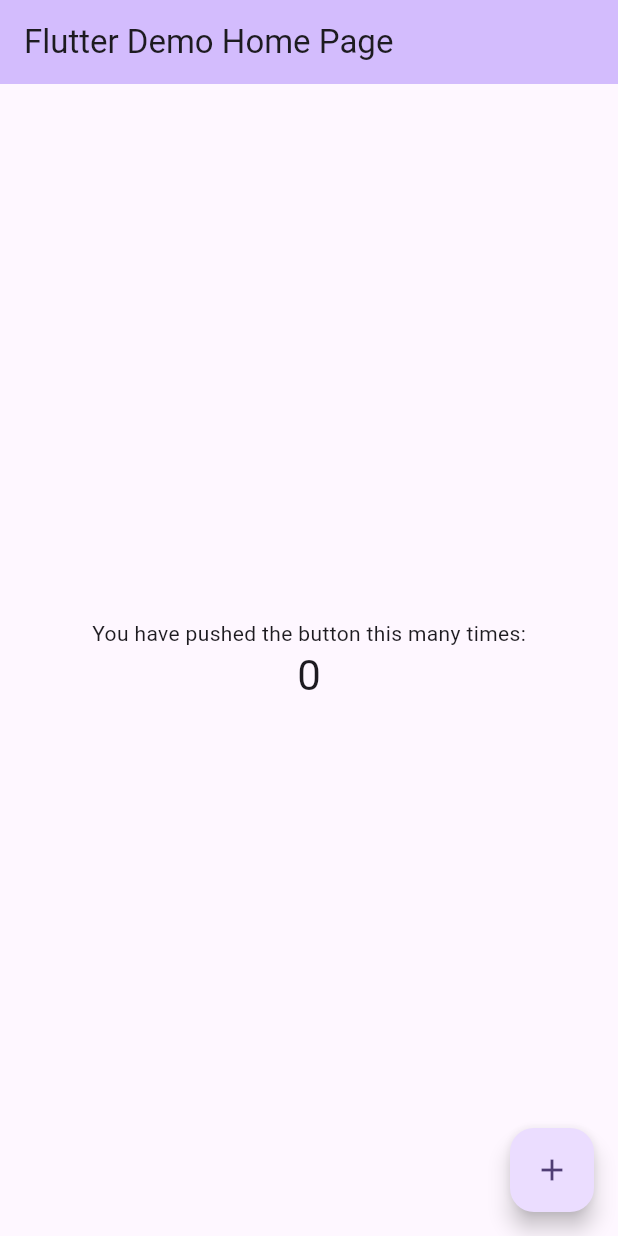
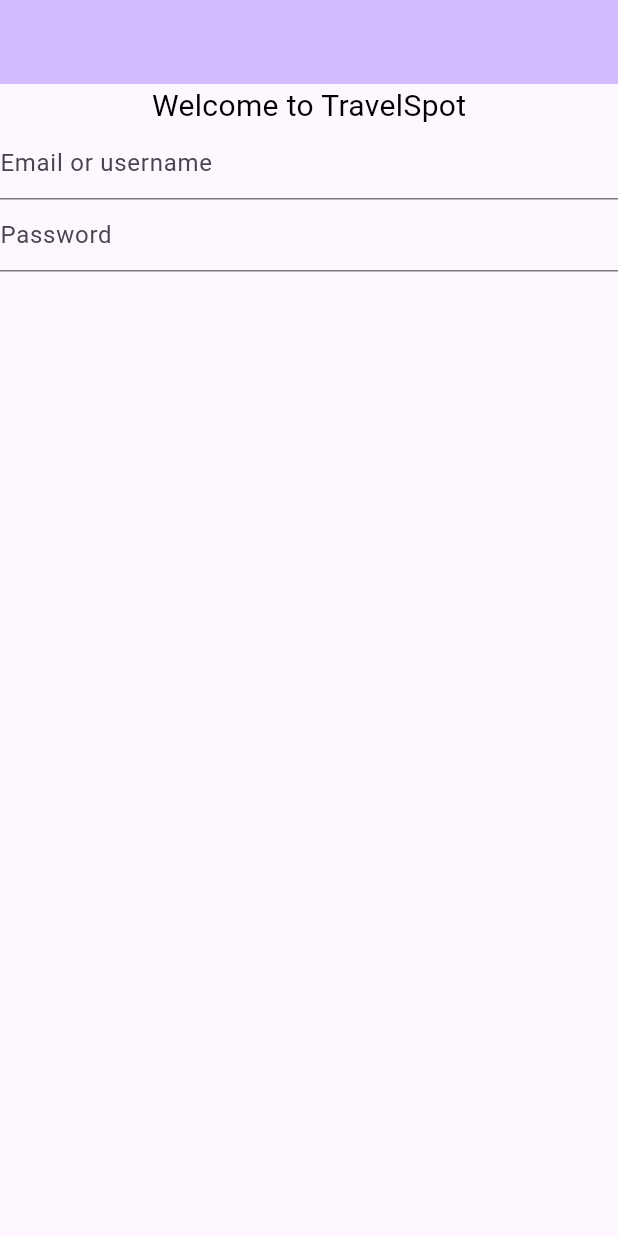
Before and after one commit to kyrylo-pylinskyi/TravelSpot, a Flutter app: the screen it shows after launch, on a phone screen of 412 x 824 dp. Run offline on Flutter 3.47's test engine with Material 2 defaults, Android fonts, the light colour scheme and no system bars.

Commit message:
Added login input fields placeholders

```diff
--- /dev/null
+++ b/App/lib/consts.dart
@@ -0,0 +1,7 @@
+import "package:flutter/material.dart";
+
+const titleStyle = TextStyle(
+  color: Colors.black,
+  fontSize: 22,
+  fontWeight: FontWeight.w500
+);
--- a/App/lib/main.dart
+++ b/App/lib/main.dart
@@ -1,4 +1,5 @@
 import 'package:flutter/material.dart';
+import 'package:travelspot/consts.dart';
 
 void main() {
   runApp(const MyApp());
@@ -7,47 +8,21 @@
 class MyApp extends StatelessWidget {
   const MyApp({super.key});
 
-  // This widget is the root of your application.
   @override
   Widget build(BuildContext context) {
     return MaterialApp(
-      title: 'Flutter Demo',
+      title: 'TravelSpot',
       theme: ThemeData(
-        // This is the theme of your application.
-        //
-        // TRY THIS: Try running your application with "flutter run". You'll see
-        // the application has a blue toolbar. Then, without quitting the app,
-        // try changing the seedColor in the colorScheme below to Colors.green
-        // and then invoke "hot reload" (save your changes or press the "hot
-        // reload" button in a Flutter-supported IDE, or press "r" if you used
-        // the command line to start the app).
-        //
-        // Notice that the counter didn't reset back to zero; the application
-        // state is not lost during the reload. To reset the state, use hot
-        // restart instead.
-        //
-        // This works for code too, not just values: Most code changes can be
-        // tested with just a hot reload.
         colorScheme: ColorScheme.fromSeed(seedColor: Colors.deepPurple),
         useMaterial3: true,
       ),
-      home: const MyHomePage(title: 'Flutter Demo Home Page'),
+      home: const MyHomePage(title: 'TravelSpot'),
     );
   }
 }
 
 class MyHomePage extends StatefulWidget {
   const MyHomePage({super.key, required this.title});
-
-  // This widget is the home page of your application. It is stateful, meaning
-  // that it has a State object (defined below) that contains fields that affect
-  // how it looks.
-
-  // This class is the configuration for the state. It holds the values (in this
-  // case the title) provided by the parent (in this case the App widget) and
-  // used by the build method of the State. Fields in a Widget subclass are
-  // always marked "final".
-
   final String title;
 
   @override
@@ -55,71 +30,36 @@
 }
 
 class _MyHomePageState extends State<MyHomePage> {
-  int _counter = 0;
-
-  void _incrementCounter() {
-    setState(() {
-      // This call to setState tells the Flutter framework that something has
-      // changed in this State, which causes it to rerun the build method below
-      // so that the display can reflect the updated values. If we changed
-      // _counter without calling setState(), then the build method would not be
-      // called again, and so nothing would appear to happen.
-      _counter++;
-    });
-  }
 
   @override
   Widget build(BuildContext context) {
-    // This method is rerun every time setState is called, for instance as done
-    // by the _incrementCounter method above.
-    //
-    // The Flutter framework has been optimized to make rerunning build methods
-    // fast, so that you can just rebuild anything that needs updating rather
-    // than having to individually change instances of widgets.
+
     return Scaffold(
       appBar: AppBar(
-        // TRY THIS: Try changing the color here to a specific color (to
-        // Colors.amber, perhaps?) and trigger a hot reload to see the AppBar
-        // change color while the other colors stay the same.
         backgroundColor: Theme.of(context).colorScheme.inversePrimary,
-        // Here we take the value from the MyHomePage object that was created by
-        // the App.build method, and use it to set our appbar title.
-        title: Text(widget.title),
       ),
-      body: Center(
-        // Center is a layout widget. It takes a single child and positions it
-        // in the middle of the parent.
+      body: const Center(
         child: Column(
-          // Column is also a layout widget. It takes a list of children and
-          // arranges them vertically. By default, it sizes itself to fit its
-          // children horizontally, and tries to be as tall as its parent.
-          //
-          // Column has various properties to control how it sizes itself and
-          // how it positions its children. Here we use mainAxisAlignment to
-          // center the children vertically; the main axis here is the vertical
-          // axis because Columns are vertical (the cross axis would be
-          // horizontal).
-          //
-          // TRY THIS: Invoke "debug painting" (choose the "Toggle Debug Paint"
-          // action in the IDE, or press "p" in the console), to see the
-          // wireframe for each widget.
-          mainAxisAlignment: MainAxisAlignment.center,
+          mainAxisAlignment: MainAxisAlignment.start,
+
           children: <Widget>[
-            const Text(
-              'You have pushed the button this many times:',
-            ),
-            Text(
-              '$_counter',
-              style: Theme.of(context).textTheme.headlineMedium,
+            Text('Welcome to TravelSpot', style: TextStyle(color: Colors.black, fontSize: 20),),
+            //Email input
+            TextField(
+              decoration:
+                InputDecoration(
+                  hintText: "Email or username"
+                )
+              ,),
+            //Password input
+            TextField(
+              decoration: InputDecoration(
+                hintText: "Password"
+              ),
             ),
           ],
         ),
       ),
-      floatingActionButton: FloatingActionButton(
-        onPressed: _incrementCounter,
-        tooltip: 'Increment',
-        child: const Icon(Icons.add),
-      ), // This trailing comma makes auto-formatting nicer for build methods.
     );
   }
 }
```
